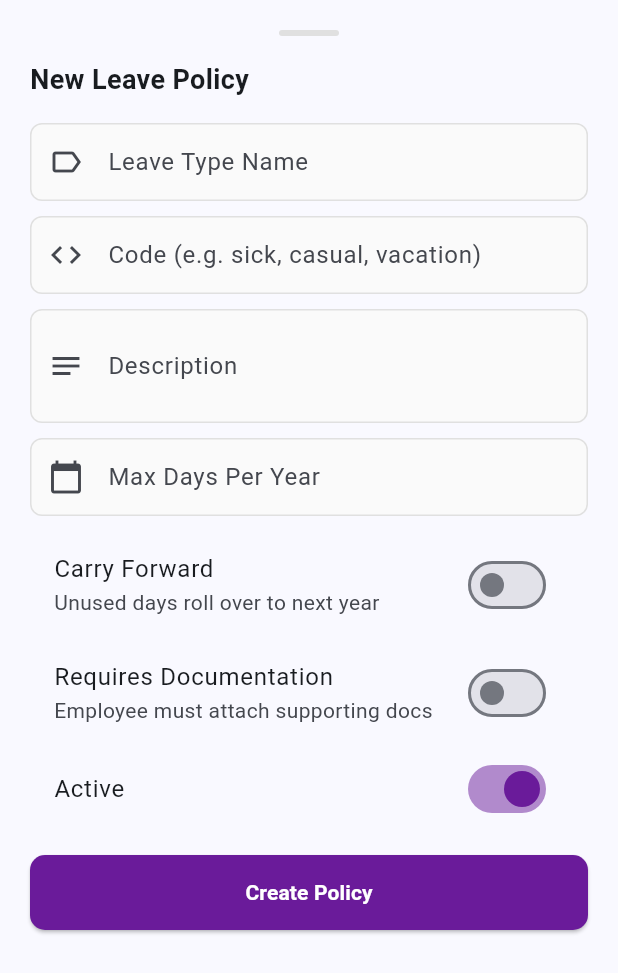
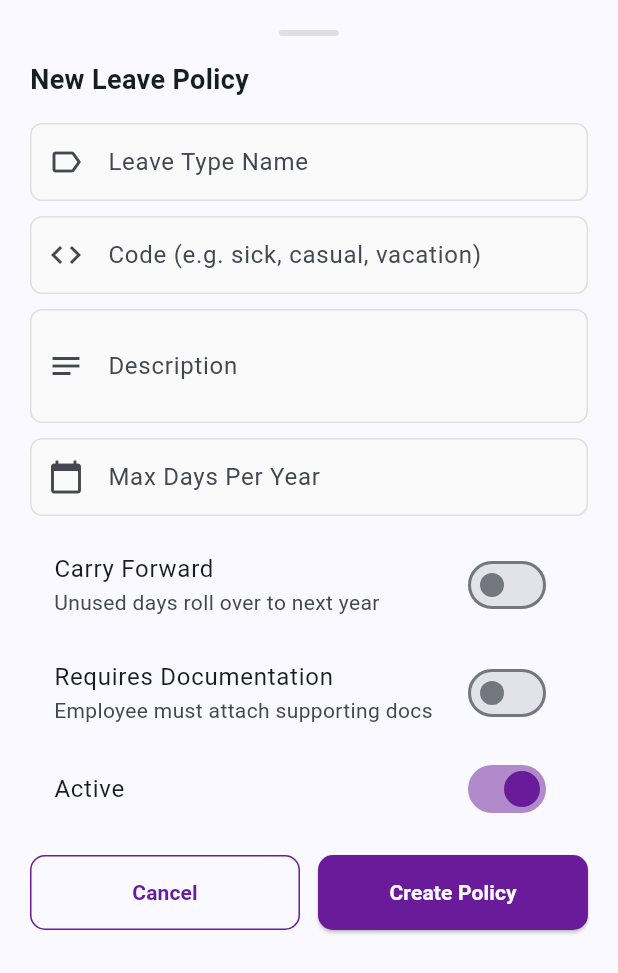
Before and after one commit to zencara-s15/leave_management_system_g2, a Flutter app: the _PolicyFormSheet widget shown alone on an empty page, opened directly, on a phone screen of 412 x 824 dp. Shown: the top 973 px of the screen. Run offline on Flutter 3.47's test engine with Material 3 defaults, Android fonts, the phone set to English and light mode, and no system bars; our stand-ins replace shared_preferences; accounts and stored records are empty.

Commit message:
add button cancel in the form for create new leave policy

```diff
--- a/lib/screens/admin/leave_policies_screen.dart
+++ b/lib/screens/admin/leave_policies_screen.dart
@@ -267,6 +267,10 @@ class _PolicyFormSheetState extends State<_PolicyFormSheet> {
     );
   }
 
+  void _handleCancel() {
+    Navigator.pop(context);
+  }
+
   @override
   Widget build(BuildContext context) {
     return Padding(
@@ -355,10 +359,24 @@ class _PolicyFormSheetState extends State<_PolicyFormSheet> {
                 activeThumbColor: AppColors.adminColor,
               ),
               const SizedBox(height: 16),
-              PrimaryButton(
-                label: _isEdit ? 'Save Changes' : 'Create Policy',
-                color: AppColors.adminColor,
-                onPressed: _handleSave,
+              Row(
+                children: [
+                  Expanded(
+                    child: SecondaryButton(
+                      label: 'Cancel',
+                      color: AppColors.adminColor,
+                      onPressed: _handleCancel,
+                    ),
+                  ),
+                  const SizedBox(width: 12),
+                  Expanded(
+                    child: PrimaryButton(
+                      label: _isEdit ? 'Save Changes' : 'Create Policy',
+                      color: AppColors.adminColor,
+                      onPressed: _handleSave,
+                    ),
+                  ),
+                ],
               ),
               const SizedBox(height: 12),
             ],
```
